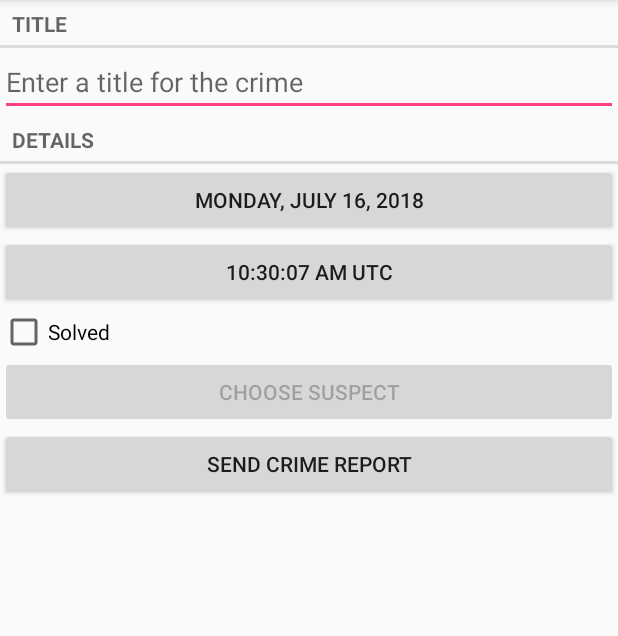
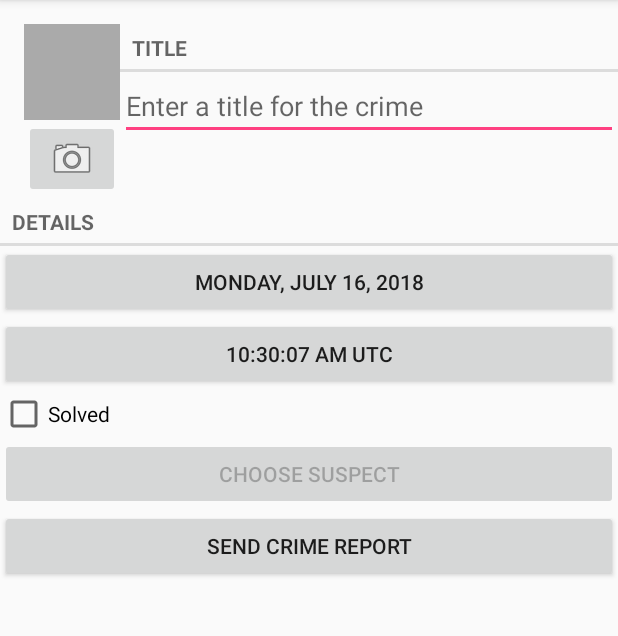
Before and after one commit to DelmarZhao/BigNerdRanchAndroid, an Android app: the CrimeFragment screen opened directly, with no data from a screen before it, on a phone screen of 412 x 824 dp, the part 84-720 px from its top. Run offline under Robolectric (Android 15) with nearby library versions, the phone set to English and light mode, and no system bars.

Commit message:
Added photograph feature. CH16P316

```diff
--- a/CriminalIntent/app/src/main/java/com/bignerdranch/android/criminalintent/Crime.java
+++ b/CriminalIntent/app/src/main/java/com/bignerdranch/android/criminalintent/Crime.java
@@ -54,4 +54,8 @@ public class Crime {
     public void setSuspect(String suspect) {
         mSuspect = suspect;
     }
+
+    public String getPhotoFilename(){
+        return "IMG_" + getId().toString() + ".jpg";
+    }
 }
--- a/CriminalIntent/app/src/main/java/com/bignerdranch/android/criminalintent/CrimeFragment.java
+++ b/CriminalIntent/app/src/main/java/com/bignerdranch/android/criminalintent/CrimeFragment.java
@@ -3,13 +3,18 @@ package com.bignerdranch.android.criminalintent;
 import android.app.Activity;
 import android.content.Intent;
 import android.content.pm.PackageManager;
+import android.content.pm.ResolveInfo;
 import android.database.Cursor;
+import android.graphics.Bitmap;
+import android.graphics.Picture;
 import android.net.Uri;
 import android.os.Bundle;
 import android.provider.ContactsContract;
+import android.provider.MediaStore;
 import android.support.annotation.Nullable;
 import android.support.v4.app.Fragment;
 import android.support.v4.app.FragmentManager;
+import android.support.v4.content.FileProvider;
 import android.text.Editable;
 import android.text.TextWatcher;
 import android.text.format.DateFormat;
@@ -24,8 +29,12 @@ import android.widget.CheckBox;
 import android.widget.CompoundButton;
 import android.widget.DatePicker;
 import android.widget.EditText;
+import android.widget.ImageButton;
+import android.widget.ImageView;
 
+import java.io.File;
 import java.util.Date;
+import java.util.List;
 import java.util.UUID;
 
 import static android.widget.CompoundButton.*;
@@ -35,22 +44,24 @@ public class CrimeFragment extends Fragment {
     private static final String ARG_CRIME_ID = "crime_id";
 
     private static final String DIALOG_DATE = "DialogDate";
-    private static final int REQUEST_DATE = 0;
-
     private static final String DIALOG_TIME = "DialogTime";
 
+    private static final int REQUEST_DATE = 0;
     private static final int REQUEST_TIME = 1;
-
     private static final int REQUEST_CONTACT = 2;
+    private static final int REQUEST_PHOTO = 3;
 
 
     private Crime mCrime;
+    private File mPhotoFile;
     private EditText mTitleField;
     private Button mDateButton;
     private Button mTimeButton;
     private CheckBox mSolvedCheckBox;
     private Button mReportButton;
     private Button mSuspectButton;
+    private ImageButton mPhotoButton;
+    private ImageView mPhotoView;
 
 
     public static CrimeFragment newInstance(UUID crimeId){
@@ -66,6 +77,7 @@ public class CrimeFragment extends Fragment {
         super.onCreate(savedInstanceState);
         UUID crimeId = (UUID) getArguments().getSerializable(ARG_CRIME_ID);
         mCrime = CrimeLab.get(getActivity()).getCrime(crimeId);
+        mPhotoFile = CrimeLab.get(getActivity()).getPhotoFile(mCrime);
         setHasOptionsMenu(true);
     }
 
@@ -165,6 +177,34 @@ public class CrimeFragment extends Fragment {
             mSuspectButton.setEnabled(false);
         }
 
+        mPhotoButton = (ImageButton) v.findViewById(R.id.crime_camera);
+
+        final Intent captureImage = new Intent(MediaStore.ACTION_IMAGE_CAPTURE);
+
+        boolean canTakePhoto = mPhotoFile != null &&
+                captureImage.resolveActivity(packageManager) != null;
+        mPhotoButton.setEnabled(canTakePhoto);
+
+        mPhotoButton.setOnClickListener(new View.OnClickListener(){
+            @Override
+            public void onClick(View v){
+                Uri uri = FileProvider.getUriForFile(getActivity(),
+                        "com.bignerdranch.android.criminalintent.fileprovider", mPhotoFile);
+                captureImage.putExtra(MediaStore.EXTRA_OUTPUT, uri);
+
+                List<ResolveInfo> cameraActivities = getActivity().getPackageManager().
+                        queryIntentActivities(captureImage, PackageManager.MATCH_DEFAULT_ONLY);
+
+                for (ResolveInfo activity : cameraActivities){
+                    getActivity().grantUriPermission(activity.activityInfo.packageName,
+                            uri, Intent.FLAG_GRANT_WRITE_URI_PERMISSION);
+                }
+
+                startActivityForResult(captureImage, REQUEST_PHOTO);
+            }
+        });
+        mPhotoView = (ImageView) v.findViewById(R.id.crime_photo);
+        updatePhotoView();
 
         return v;
     }
@@ -220,6 +260,12 @@ public class CrimeFragment extends Fragment {
             } finally {
                 c.close();
             }
+        } else if (requestCode == REQUEST_PHOTO){
+            Uri uri = FileProvider.getUriForFile(getActivity(),
+                    "com.bignerdranch.android.criminalintent.fileprovider", mPhotoFile);
+
+            getActivity().revokeUriPermission(uri, Intent.FLAG_GRANT_WRITE_URI_PERMISSION);
+            updatePhotoView();
         }
     }
 
@@ -254,4 +300,13 @@ public class CrimeFragment extends Fragment {
 
         return report;
     }
+
+    private void updatePhotoView(){
+        if (mPhotoFile == null || !mPhotoFile.exists()){
+            mPhotoView.setImageDrawable(null);
+        } else {
+            Bitmap bitmap = PictureUtils.getScaledBitmap(mPhotoFile.getPath(), getActivity());
+            mPhotoView.setImageBitmap(bitmap);
+        }
+    }
 }
--- a/CriminalIntent/app/src/main/java/com/bignerdranch/android/criminalintent/CrimeLab.java
+++ b/CriminalIntent/app/src/main/java/com/bignerdranch/android/criminalintent/CrimeLab.java
@@ -12,6 +12,7 @@ import com.bignerdranch.android.criminalintent.database.CrimeDbSchema.CrimeTable
 import com.bignerdranch.android.criminalintent.database.CrimeBaseHelper;
 import com.bignerdranch.android.criminalintent.database.CrimeDbSchema;
 
+import java.io.File;
 import java.util.ArrayList;
 import java.util.List;
 import java.util.UUID;
@@ -93,6 +94,11 @@ public class CrimeLab {
         }
     }
 
+    public File getPhotoFile(Crime crime){
+        File filesDir = mContext.getFilesDir();
+        return new File(filesDir, crime.getPhotoFilename());
+    }
+
     public void updateCrime(Crime crime){
         String uuidString = crime.getId().toString();
         ContentValues values = getContentValues(crime);
--- a/CriminalIntent/app/src/main/res/layout/fragment_crime.xml
+++ b/CriminalIntent/app/src/main/res/layout/fragment_crime.xml
@@ -5,11 +5,46 @@
     android:layout_height="match_parent"
     android:layout_margin="16dp">
 
-    <TextView
-        style="?android:listSeparatorTextViewStyle"
+    <LinearLayout
         android:layout_width="match_parent"
         android:layout_height="wrap_content"
-        android:text="@string/crime_title_label"/>
+        android:orientation="horizontal"
+        android:layout_marginLeft="16dp"
+        android:layout_marginTop="16dp">
+
+        <LinearLayout
+            android:layout_width="wrap_content"
+            android:layout_height="wrap_content"
+            android:orientation="vertical">
+
+            <ImageView
+                android:id="@+id/crime_photo"
+                android:layout_width="64dp"
+                android:layout_height="64dp"
+                android:scaleType="centerInside"
+                android:cropToPadding="true"
+                android:background="@android:color/darker_gray"/>
+
+            <ImageButton
+                android:id="@+id/crime_camera"
+                android:layout_width="match_parent"
+                android:layout_height="wrap_content"
+                android:src="@android:drawable/ic_menu_camera"/>
+
+        </LinearLayout>
+
+        <LinearLayout
+            android:orientation="vertical"
+            android:layout_width="0dp"
+            android:layout_height="wrap_content"
+            android:layout_weight="1">
+
+            <TextView
+                android:id="@+id/crime_title_label"
+                android:layout_width="match_parent"
+                android:layout_height="wrap_content"
+                android:text="@string/crime_title_label"
+                style="?android:listSeparatorTextViewStyle"/>
 
             <EditText
                 android:id="@+id/crime_title"
@@ -17,11 +52,17 @@
                 android:layout_height="wrap_content"
                 android:hint="@string/crime_title_hint"/>
 
+        </LinearLayout>
+
+
+    </LinearLayout>
+
     <TextView
+        android:id="@+id/crime_details_label"
         style="?android:listSeparatorTextViewStyle"
         android:layout_width="match_parent"
         android:layout_height="wrap_content"
-        android:text="@string/crime_details_label"/>
+        android:text="@string/crime_details_label" />
 
     <Button
         android:id="@+id/crime_date"
--- /dev/null
+++ b/CriminalIntent/app/src/main/res/xml/files.xml
@@ -0,0 +1,6 @@
+<?xml version="1.0" encoding="utf-8"?>
+<paths>
+    <files-path
+        name="crime_photos"
+        path="."/>
+</paths>
```
Also changed, not shown: CriminalIntent/app/src/main/AndroidManifest.xml (+14 -0 lines), CriminalIntent/app/src/main/java/com/bignerdranch/android/criminalintent/PictureUtils.java (added, +43 -0 lines). Lines whose indentation alone changed are shown as unchanged.
